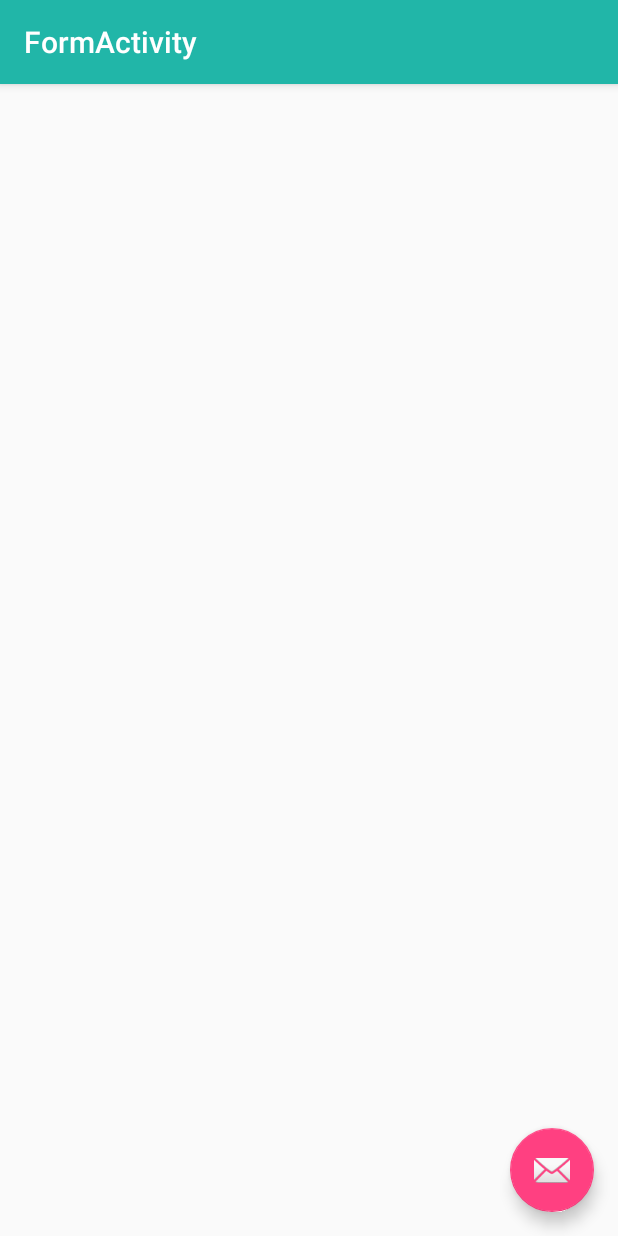
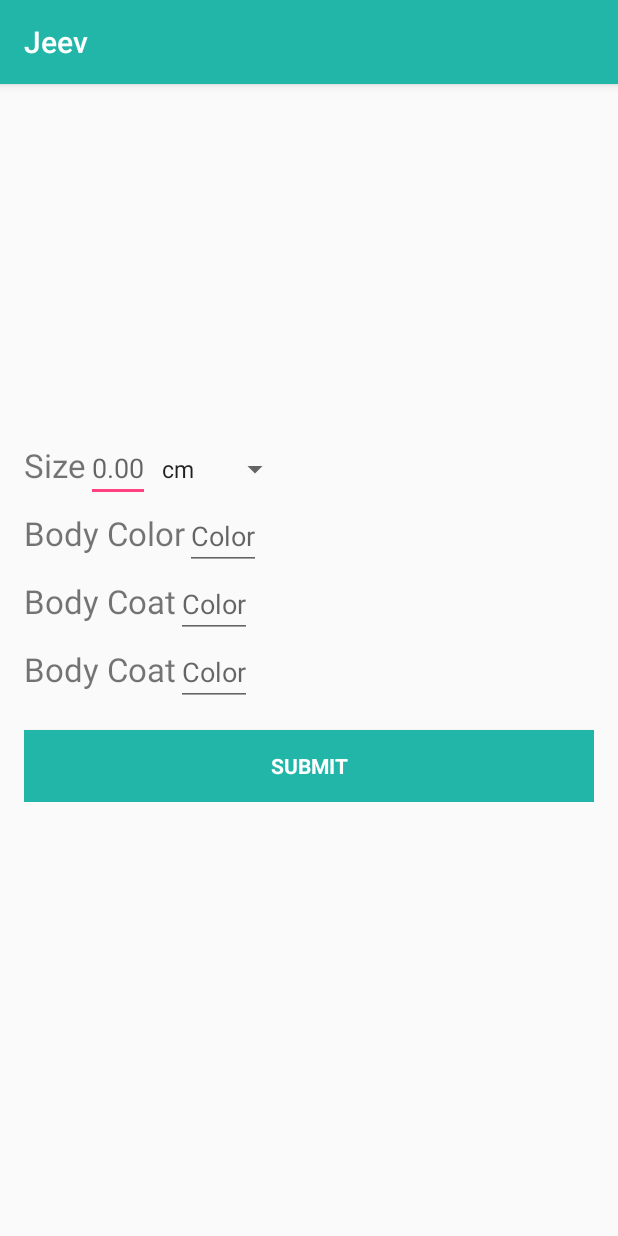
Before and after one commit to sreshtav/jeev, an Android app: the FormActivity screen opened directly, with no data from a screen before it, on a phone screen of 412 x 824 dp. Run offline under Robolectric (Android 15) with nearby library versions, the phone set to English and light mode, and no system bars.

Commit message:
All pages

```diff
--- a/android/JeevApp/app/src/main/java/com/jeev/cs8803/jeevapp/FormActivity.java
+++ b/android/JeevApp/app/src/main/java/com/jeev/cs8803/jeevapp/FormActivity.java
@@ -14,16 +14,11 @@ public class FormActivity extends AppCompatActivity {
         super.onCreate(savedInstanceState);
         setContentView(R.layout.activity_form);
         Toolbar toolbar = (Toolbar) findViewById(R.id.toolbar);
-        setSupportActionBar(toolbar);
-
-        FloatingActionButton fab = (FloatingActionButton) findViewById(R.id.fab);
-        fab.setOnClickListener(new View.OnClickListener() {
-            @Override
-            public void onClick(View view) {
-                Snackbar.make(view, "Replace with your own action", Snackbar.LENGTH_LONG)
-                        .setAction("Action", null).show();
-            }
-        });
+        if (toolbar != null) {
+            System.out.println("Toolbar here");
+            setSupportActionBar(toolbar);
+            getSupportActionBar().setTitle("Jeev");
+        }
     }
 
 }
--- a/android/JeevApp/app/src/main/java/com/jeev/cs8803/jeevapp/LoginActivity.java
+++ b/android/JeevApp/app/src/main/java/com/jeev/cs8803/jeevapp/LoginActivity.java
@@ -86,7 +86,6 @@ public class LoginActivity extends AppCompatActivity implements LoaderCallbacks<
         Button mEmailSignInButton = (Button) findViewById(R.id.email_sign_in_button);
         mEmailSignInButton.setOnClickListener(new OnClickListener() {
             public void onClick(View arg0) {
-                // Start NewActivity.class
                 Intent myIntent = new Intent(getApplicationContext(), SelectPath.class);
                 startActivity(myIntent);
             }
--- a/android/JeevApp/app/src/main/java/com/jeev/cs8803/jeevapp/SelectPath.java
+++ b/android/JeevApp/app/src/main/java/com/jeev/cs8803/jeevapp/SelectPath.java
@@ -1,11 +1,13 @@
 package com.jeev.cs8803.jeevapp;
 
+import android.content.Intent;
 import android.os.Bundle;
 import android.support.design.widget.FloatingActionButton;
 import android.support.design.widget.Snackbar;
 import android.support.v7.app.AppCompatActivity;
 import android.support.v7.widget.Toolbar;
 import android.view.View;
+import android.widget.Button;
 
 public class SelectPath extends AppCompatActivity {
 
@@ -19,6 +21,14 @@ public class SelectPath extends AppCompatActivity {
             setSupportActionBar(toolbar);
             getSupportActionBar().setTitle("Jeev");
         }
+
+        Button mEmailSignInButton = (Button) findViewById(R.id.select_form);
+        mEmailSignInButton.setOnClickListener(new View.OnClickListener() {
+            public void onClick(View arg0) {
+                Intent myIntent = new Intent(getApplicationContext(), FormActivity.class);
+                startActivity(myIntent);
+            }
+        });
     }
 
 }
--- a/android/JeevApp/app/src/main/res/layout/activity_form.xml
+++ b/android/JeevApp/app/src/main/res/layout/activity_form.xml
@@ -21,14 +21,137 @@
 
     </android.support.design.widget.AppBarLayout>
 
-    <include layout="@layout/content_form" />
+    <ScrollView
+        android:layout_width="match_parent"
+        android:layout_height="match_parent"
+        android:paddingBottom="@dimen/activity_vertical_margin"
+        android:paddingLeft="@dimen/activity_horizontal_margin"
+        android:paddingRight="@dimen/activity_horizontal_margin"
+        android:paddingTop="@dimen/activity_vertical_margin">
+        <LinearLayout
+            android:layout_width="match_parent"
+            android:layout_height="match_parent"
+            android:orientation="vertical"
+            android:layout_gravity="center_vertical">
 
-    <android.support.design.widget.FloatingActionButton
-        android:id="@+id/fab"
-        android:layout_width="wrap_content"
-        android:layout_height="wrap_content"
-        android:layout_gravity="bottom|end"
-        android:layout_margin="@dimen/fab_margin"
-        android:src="@android:drawable/ic_dialog_email" />
+        <LinearLayout
+            android:layout_width="match_parent"
+            android:layout_height="match_parent"
+            android:orientation="horizontal"
+            android:layout_gravity="center_vertical">
+
+            <TextView
+                android:id="@+id/size_label"
+                android:layout_width="wrap_content"
+                android:layout_height="wrap_content"
+                android:text="@string/size_label"
+                android:textSize="10pt">
+            </TextView>
+
+            <EditText
+                android:id="@+id/size_value"
+                android:layout_height="wrap_content"
+                android:hint="0.00"
+                android:inputType="textPersonName"
+                android:layout_width="wrap_content">
+            </EditText>
+
+            <Spinner
+                android:id="@+id/size_units"
+                android:layout_height="40px"
+                android:prompt="@string/centimeter"
+                android:layout_width="wrap_content"
+                android:textColor="@color/colorLabel"
+                android:textSize="10pt"
+                android:entries="@array/size_unit_list">
+            </Spinner>
+
+            </LinearLayout>
+
+            <LinearLayout
+                android:layout_width="match_parent"
+                android:layout_height="match_parent"
+                android:orientation="horizontal"
+                android:layout_gravity="center_vertical">
+
+                <TextView
+                    android:id="@+id/body_color_label"
+                    android:layout_width="wrap_content"
+                    android:layout_height="wrap_content"
+                    android:text="@string/body_color_label"
+                    android:textSize="10pt">
+                </TextView>
+
+                <EditText
+                    android:id="@+id/body_color_value"
+                    android:layout_height="wrap_content"
+                    android:hint="Color"
+                    android:inputType="textPersonName"
+                    android:layout_width="wrap_content">
+                </EditText>
+
+            </LinearLayout>
+
+            <LinearLayout
+                android:layout_width="match_parent"
+                android:layout_height="match_parent"
+                android:orientation="horizontal"
+                android:layout_gravity="center_vertical">
+
+                <TextView
+                    android:id="@+id/body_coat_label"
+                    android:layout_width="wrap_content"
+                    android:layout_height="wrap_content"
+                    android:text="@string/body_coat_label"
+                    android:textSize="10pt">
+                </TextView>
+
+                <EditText
+                    android:id="@+id/body_coat_value"
+                    android:layout_height="wrap_content"
+                    android:hint="Color"
+                    android:inputType="textPersonName"
+                    android:layout_width="wrap_content">
+                </EditText>
+
+            </LinearLayout>
+
+            <LinearLayout
+                android:layout_width="match_parent"
+                android:layout_height="match_parent"
+                android:orientation="horizontal"
+                android:layout_gravity="center_vertical">
+
+                <TextView
+                    android:id="@+id/pattern_on_body_label"
+                    android:layout_width="wrap_content"
+                    android:layout_height="wrap_content"
+                    android:text="@string/pattern_on_body_label"
+                    android:textSize="10pt">
+                </TextView>
+
+                <EditText
+                    android:id="@+id/pattern_on_body_value"
+                    android:layout_height="wrap_content"
+                    android:hint="Color"
+                    android:inputType="textPersonName"
+                    android:layout_width="wrap_content">
+                </EditText>
+
+            </LinearLayout>
+
+            <Button
+                android:id="@+id/select_question"
+                style="?android:textAppearanceSmall"
+                android:layout_width="match_parent"
+                android:layout_height="wrap_content"
+                android:layout_marginTop="16dp"
+                android:background="@color/colorButton"
+                android:textColor="@color/colorLabel"
+                android:text="@string/action_watson"
+                android:textStyle="bold" />
+
+        </LinearLayout>
+    </ScrollView>
 
 </android.support.design.widget.CoordinatorLayout>
--- /dev/null
+++ b/android/JeevApp/app/src/main/res/values/arrays.xml
@@ -0,0 +1,8 @@
+<resources>
+    <string-array name="size_unit_list">
+        <item>@string/centimeter</item>
+        <item>@string/inch</item>
+        <item>@string/feet</item>
+        <item>@string/meter</item>
+    </string-array>
+</resources>
--- a/android/JeevApp/app/src/main/res/values/strings.xml
+++ b/android/JeevApp/app/src/main/res/values/strings.xml
@@ -16,4 +16,13 @@
     <string name="action_form">Identify an Animal</string>
     <string name="action_question">Ask a Question</string>
     <string name="title_activity_form">FormActivity</string>
+    <string name="action_watson">Submit</string>
+    <string name="size_label">Size</string>
+    <string name="centimeter">cm</string>
+    <string name="meter">m</string>
+    <string name="inch">inch</string>
+    <string name="feet">feet</string>
+    <string name="body_color_label">Body Color</string>
+    <string name="body_coat_label">Body Coat</string>
+    <string name="pattern_on_body_label">Body Coat</string>
 </resources>
```
